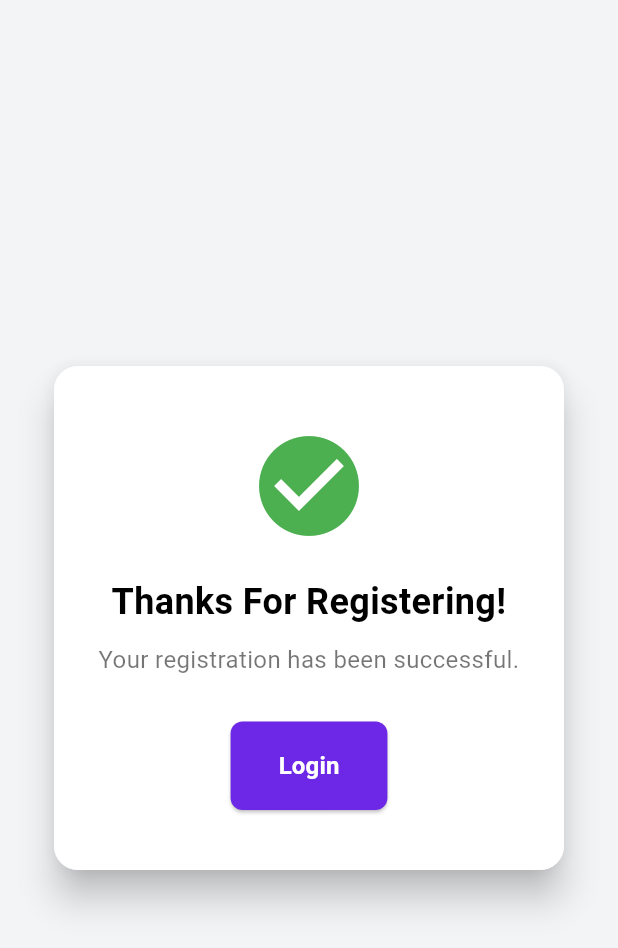
After one commit to KinfoCloud/client_management_system, a Flutter app: the Success screen opened directly, on a phone screen of 412 x 824 dp. The commit adds this screen. Shown: the top 948 px of the screen. Run offline on Flutter 3.47's test engine with Material 3 defaults, Android fonts, the light colour scheme and no system bars; our stand-ins replace firebase_auth, firebase_core, flutter_svg; accounts and stored records are empty.

Commit message:
added success widget

```diff
--- a/lib/screens/auth/sign_up_screen.dart
+++ b/lib/screens/auth/sign_up_screen.dart
@@ -1,3 +1,4 @@
+import "package:client_management_system/success.dart";
 import "package:client_management_system/widgets/custom_text_form_field.dart";
 import "package:firebase_auth/firebase_auth.dart";
 import "package:flutter/foundation.dart";
@@ -21,6 +22,13 @@ class _SignUpScreenState extends State<SignUpScreen> {
       try {
         await FirebaseAuth.instance
             .createUserWithEmailAndPassword(email: email, password: password);
+
+        if (mounted) {
+          Navigator.pushReplacement(
+            context,
+            MaterialPageRoute(builder: (context) => const Success()),
+          );
+        }
       } on FirebaseAuthException catch (e) {
         if (e.code == 'weak-password') {
           if (kDebugMode) {
--- /dev/null
+++ b/lib/success.dart
@@ -0,0 +1,91 @@
+import 'package:client_management_system/screens/auth/log_in_screen.dart';
+import 'package:flutter/material.dart';
+
+class Success extends StatelessWidget {
+  const Success({super.key});
+
+  @override
+  Widget build(BuildContext context) {
+    return Scaffold(
+      backgroundColor: const Color(0xffF3F4F6),
+      body: Center(
+        child: Padding(
+          padding: const EdgeInsets.all(16.0),
+          child: Card(
+            shape: RoundedRectangleBorder(
+              borderRadius: BorderRadius.circular(16.0),
+            ),
+            elevation: 10.0,
+            child: Container(
+              width: 340.0,
+              padding: const EdgeInsets.symmetric(vertical: 40, horizontal: 24),
+              decoration: BoxDecoration(
+                color: Colors.white,
+                borderRadius: BorderRadius.circular(16.0),
+              ),
+              child: Column(
+                mainAxisSize: MainAxisSize.min,
+                crossAxisAlignment: CrossAxisAlignment.center,
+                children: [
+                  // Success icon
+                  const Icon(
+                    Icons.check_circle,
+                    color: Colors.green,
+                    size: 80,
+                  ),
+                  const SizedBox(height: 20),
+                  // Thank you message
+                  const Text(
+                    "Thanks For Registering!",
+                    textAlign: TextAlign.center,
+                    style: TextStyle(
+                      color: Colors.black,
+                      fontSize: 24,
+                      fontWeight: FontWeight.bold,
+                    ),
+                  ),
+                  const SizedBox(height: 10),
+                  const Text(
+                    "Your registration has been successful.",
+                    textAlign: TextAlign.center,
+                    style: TextStyle(
+                      color: Colors.black54,
+                      fontSize: 16,
+                    ),
+                  ),
+                  const SizedBox(height: 30),
+                  // Login button
+                  ElevatedButton(
+                    onPressed: () {
+                      Navigator.of(context).push(
+                        MaterialPageRoute(
+                          builder: (context) => const LogInScreen(),
+                        ),
+                      );
+                    },
+                    style: ElevatedButton.styleFrom(
+                      backgroundColor: const Color(0xFF6D27E7),
+                      padding: const EdgeInsets.symmetric(
+                          vertical: 18, horizontal: 32),
+                      shape: RoundedRectangleBorder(
+                        borderRadius: BorderRadius.circular(8),
+                      ),
+                    ),
+                    child: const Text(
+                      "Login",
+                      style: TextStyle(
+                        color: Colors.white,
+                        fontWeight: FontWeight.bold,
+                        fontSize: 16,
+                      ),
+                    ),
+                  ),
+                ],
+              ),
+            ),
+          ),
+        ),
+      ),
+    );
+  }
+}
```
